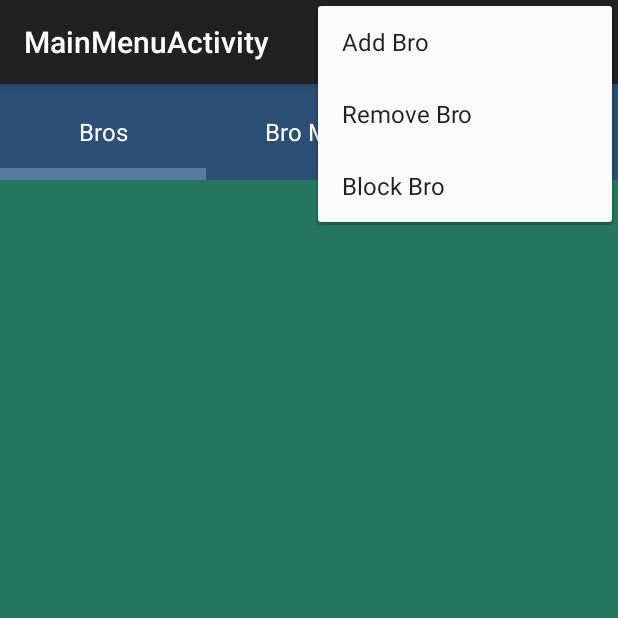
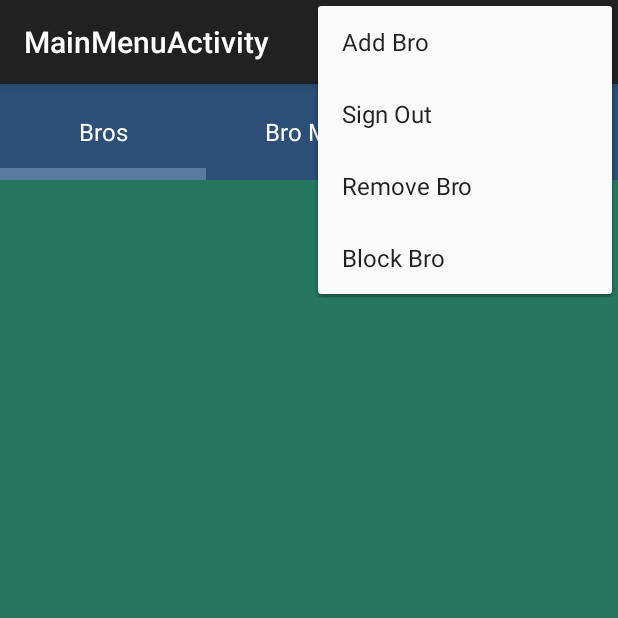
Before and after one commit to closeblender/BroAndroid, an Android app: the MainMenuActivity screen opened directly, with no data from a screen before it, with the options menu open, on a phone screen of 412 x 824 dp, the top half of it. Run offline under Robolectric (Android 15) with nearby library versions, the phone set to English and light mode, and no system bars; our stand-ins replace ButterKnife; 2 statements that could not run were skipped.

Commit message:
added sign out

```diff
--- a/app/src/main/java/com/closestudios/bro/SignInActivity.java
+++ b/app/src/main/java/com/closestudios/bro/SignInActivity.java
@@ -60,6 +60,8 @@ public class SignInActivity extends AppCompatActivity implements View.OnClickLis
     public void onSuccess(String token, String broName) {
         dismissSpinner();
         BroPreferences.getPrefs(this).setToken(token);
+        BroPreferences.getPrefs(this).setBroName(broName);
+        finish();
         startActivity(new Intent(this, MainMenuActivity.class));
     }
 
--- a/app/src/main/res/menu/menu_main_menu.xml
+++ b/app/src/main/res/menu/menu_main_menu.xml
@@ -2,4 +2,7 @@
     xmlns:app="http://schemas.android.com/apk/res-auto"
     xmlns:tools="http://schemas.android.com/tools"
     tools:context="com.closestudios.bro.MainMenuActivity">
+
+    <item android:id="@+id/action_sign_out" android:title="Sign Out"
+        android:orderInCategory="1" app:showAsAction="never" />
 </menu>
```
Also changed, not shown: app/src/main/java/com/closestudios/bro/MainMenuActivity.java (+8 -1 lines), app/src/main/java/com/closestudios/bro/util/BroPreferences.java (+7 -0 lines).
